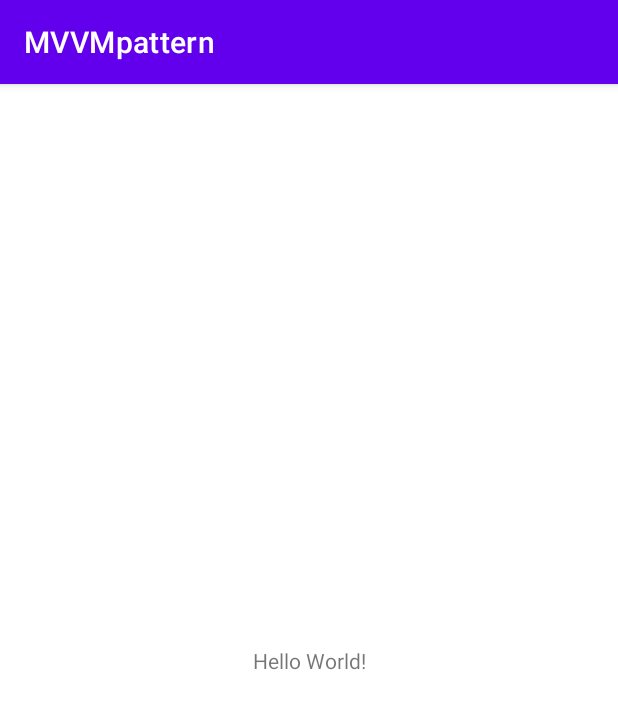
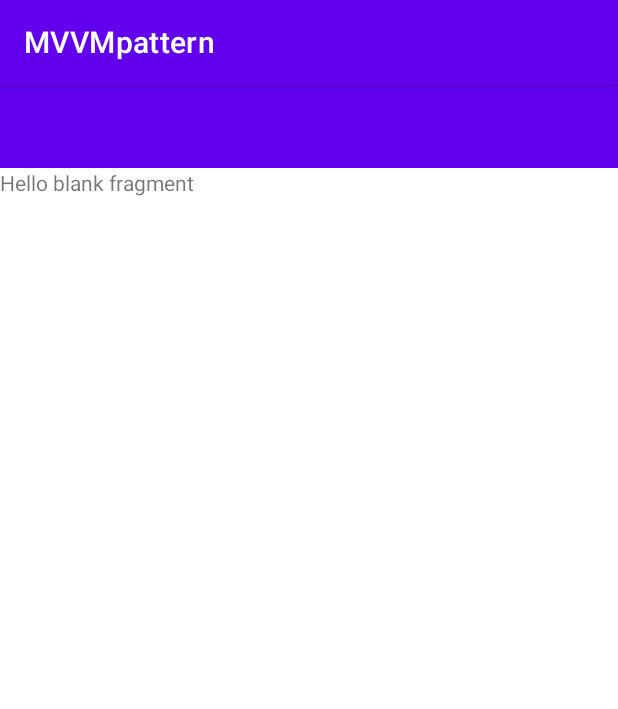
Before and after one commit to SSkimos/MVVMpattern, an Android app: the screen it shows after launch (MainActivity), on a phone screen of 412 x 824 dp. Shown: the top 709 px of the screen. Run offline under Robolectric (Android 15) with nearby library versions, the phone set to English and light mode, and no system bars.

Commit message:
заполнил activity_main

```diff
--- a/app/src/main/res/layout/activity_main.xml
+++ b/app/src/main/res/layout/activity_main.xml
@@ -6,13 +6,26 @@
     android:layout_height="match_parent"
     tools:context=".MainActivity">
 
-    <TextView
-        android:layout_width="wrap_content"
-        android:layout_height="wrap_content"
-        android:text="Hello World!"
-        app:layout_constraintBottom_toBottomOf="parent"
-        app:layout_constraintLeft_toLeftOf="parent"
-        app:layout_constraintRight_toRightOf="parent"
+    <androidx.appcompat.widget.Toolbar
+        android:id="@+id/toolBar"
+        android:layout_width="match_parent"
+        android:layout_height="?attr/actionBarSize"
+        android:background="@color/design_default_color_primary"
+        android:theme="@style/Theme.AppCompat.DayNight.DarkActionBar"
+        app:layout_constraintEnd_toEndOf="parent"
+        app:layout_constraintStart_toStartOf="parent"
         app:layout_constraintTop_toTopOf="parent" />
 
+    <fragment
+        android:id="@+id/nav_host_fragment"
+        android:name="androidx.navigation.fragment.NavHostFragment"
+        android:layout_width="match_parent"
+        android:layout_height="0dp"
+        app:defaultNavHost="true"
+        app:navGraph="@navigation/navigation_graph"
+        app:layout_constraintEnd_toEndOf="parent"
+        app:layout_constraintTop_toBottomOf="@+id/toolBar"
+        app:layout_constraintBottom_toBottomOf="parent"
+        app:layout_constraintStart_toStartOf="parent"/>
+
 </androidx.constraintlayout.widget.ConstraintLayout>
```
